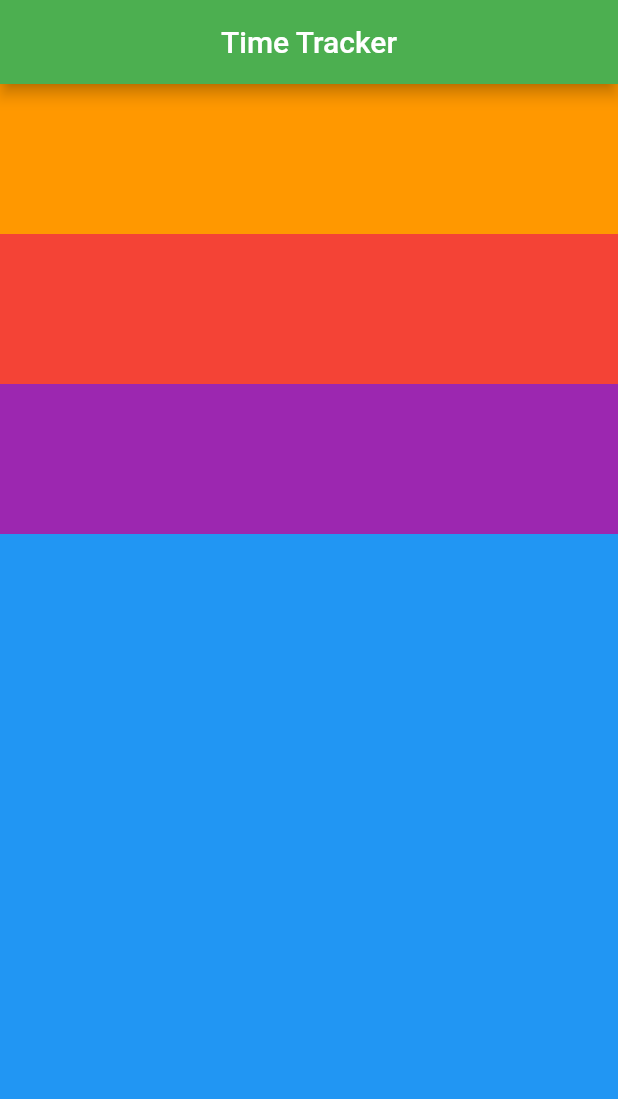
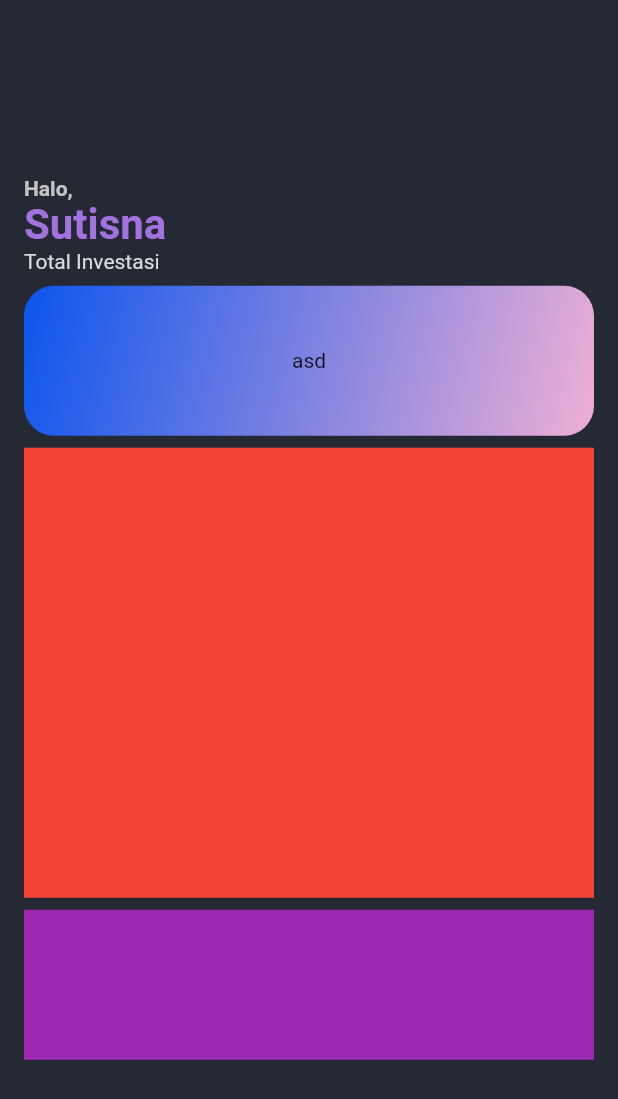
Before and after one commit to RenaldoLouis/flutter_invest_app, a Flutter app: the screen it shows after launch, on a phone screen of 412 x 824 dp. Shown: the top 1099 px of the screen. Run offline on Flutter 3.47's test engine with Material 2 defaults, Android fonts, the light colour scheme and no system bars.

Commit message:
add gradient box with text in it

```diff
--- a/lib/app/sign_in/sign_in_page.dart
+++ b/lib/app/sign_in/sign_in_page.dart
@@ -5,36 +5,91 @@ class SignInPage extends StatelessWidget {
   @override
   Widget build(BuildContext context) {
     return Scaffold(
-      appBar: AppBar(
-        title: Align(
-          alignment: Alignment(0, 0),
-          child: Text(
-            "Time Tracker",
-          ),
-        ),
-      ),
-      body: buildContent(),
+      // appBar: AppBar(
+      //   title: Align(
+      //     alignment: Alignment(0, 0),
+      //     child: Text(
+      //       "Time Tracker",
+      //     ),
+      //   ),
+      // ),
+      body: _buildContent(),
     );
   }
 
-  Container buildContent() {
+  Container _buildContent() {
     return Container(
-      color: Colors.blue,
+      color: Color(0xFF252934),
+      padding: EdgeInsets.only(left: 16, right: 16),
       child: Column(
+        mainAxisAlignment: MainAxisAlignment.center,
         crossAxisAlignment: CrossAxisAlignment.stretch,
         children: <Widget>[
-          Container(
-            color: Colors.orange,
-            child: SizedBox(
-              height: 100,
+          Align(
+            alignment: Alignment(-1, -1),
+            child: Text(
+              "Halo, ",
+              style: TextStyle(
+                fontWeight: FontWeight.bold,
+                color: Color(0xFFC4C4C4),
+                fontSize: 14,
+              ),
             ),
           ),
+          Text(
+            "Sutisna",
+            style: TextStyle(
+              fontWeight: FontWeight.bold,
+              color: Color(0xFFA273E0),
+              fontSize: 28,
+            ),
+          ),
+          Text(
+            "Total Investasi",
+            style: TextStyle(
+              color: Color(0xFFDADADA),
+            ),
+          ),
+          SizedBox(height: 8.0),
+          Container(
+              width: 100,
+              height: 100,
+              decoration: BoxDecoration(
+                  gradient: LinearGradient(
+                      begin: Alignment.topLeft,
+                      end: Alignment.bottomRight,
+                      colors: [
+                        Color(0xFF0C55ED),
+                        Color(0xFFEFAFD5),
+                      ]),
+                  borderRadius: BorderRadius.all((Radius.circular(20)))),
+              child: Align(
+                alignment: Alignment(0, 0),
+                child: Text("asd"),
+              )),
+          // SizedBox(
+          //   // width: 100.0,
+          //   height: 30,
+          //   child: Text(
+          //     "testing",
+          //     style: TextStyle(fontSize: 14, backgroundColor: Colors.amber),
+          //     textAlign: TextAlign.right,
+          //   ),
+          // ),
+          // Container(
+          //   color: Colors.green,
+          //   child: SizedBox(
+          //     height: 100,
+          //   ),
+          // ),
+          SizedBox(height: 8.0),
           Container(
             color: Colors.red,
             child: SizedBox(
-              height: 100,
+              height: 300,
             ),
           ),
+          SizedBox(height: 8.0),
           Container(
             color: Colors.purple,
             child: SizedBox(
```
